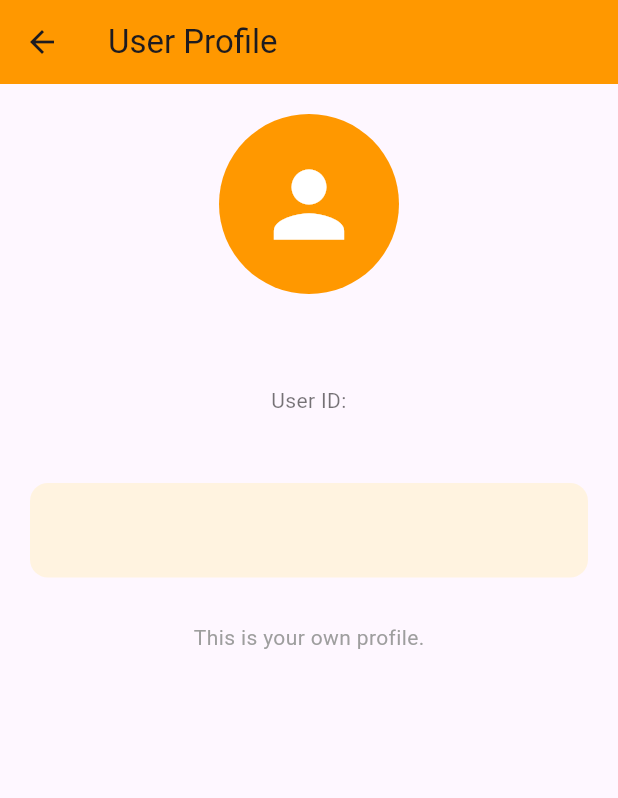
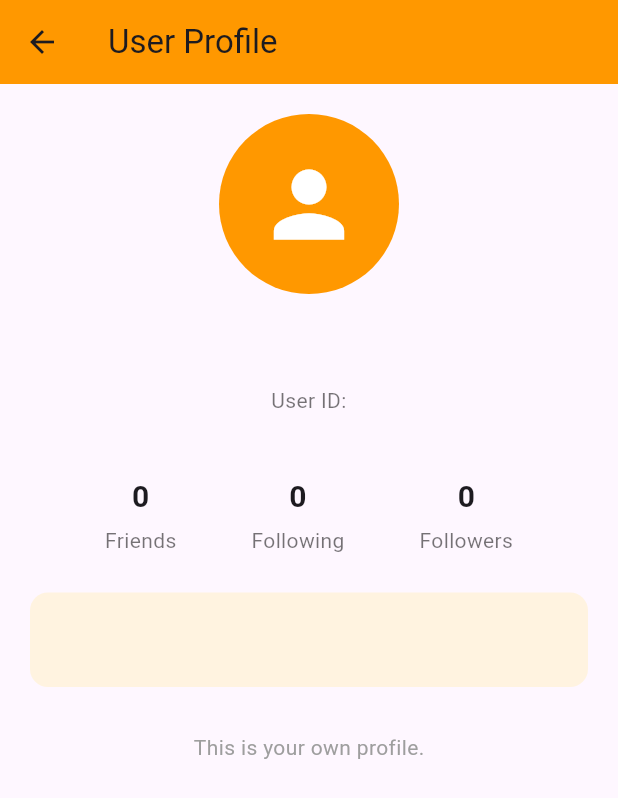
Before and after one commit to masterchieftkd1/UTRGV-CAMPUS-CONNECT, a Flutter app: the ViewProfileScreen screen opened directly with empty values, on a phone screen of 412 x 824 dp. Shown: the top 798 px of the screen. Run offline on Flutter 3.47's test engine with Material 3 defaults, Android fonts, the phone set to English and light mode, and no system bars; our stand-ins replace cloud_firestore, firebase_auth, firebase_core, firebase_storage, image_picker, shared_preferences; accounts and stored records are empty.

Commit message:
following and followers and friends

```diff
--- a/lib/view_profile_screen.dart
+++ b/lib/view_profile_screen.dart
@@ -6,7 +6,6 @@ import 'chat_screen.dart';
 
 class ViewProfileScreen extends StatefulWidget {
   final String userId;
-
   const ViewProfileScreen({super.key, required this.userId});
 
   @override
@@ -14,200 +13,216 @@ class ViewProfileScreen extends StatefulWidget {
 }
 
 class _ViewProfileScreenState extends State<ViewProfileScreen> {
-  late Future<Map<String, DocumentSnapshot>> _futureData;
+  late Future<Map<String, DocumentSnapshot>> _profileFuture;
   bool _isActionLoading = false;
 
   @override
   void initState() {
     super.initState();
-    _futureData = _loadProfile();
+    _profileFuture = _loadProfileData();
   }
 
-  Future<Map<String, DocumentSnapshot>> _loadProfile() async {
+  Future<Map<String, DocumentSnapshot>> _loadProfileData() async {
+    final currentUid = FirebaseAuth.instance.currentUser!.uid;
     final fs = FirebaseFirestore.instance;
-    final currentUid = FirebaseAuth.instance.currentUser!.uid;
 
-    final target = await fs.collection("users").doc(widget.userId).get();
-    final current = await fs.collection("users").doc(currentUid).get();
+    final targetDoc = await fs.collection('users').doc(widget.userId).get();
+    final currentDoc = await fs.collection('users').doc(currentUid).get();
 
     return {
-      "target": target,
-      "current": current,
+      'target': targetDoc,
+      'current': currentDoc,
     };
   }
 
   Future<void> _refresh() async {
     setState(() {
-      _futureData = _loadProfile();
+      _profileFuture = _loadProfileData();
     });
   }
 
-  // ============================================================
-  // FRIEND SYSTEM (SAFE BATCH OPERATIONS)
-  // ============================================================
+  Future<void> _sendFriendRequest(String currentUid) async {
+    setState(() => _isActionLoading = true);
+    final fs = FirebaseFirestore.instance;
 
-  Future<void> _sendRequest(String currentUid) async {
-    await _performAction(() async {
-      final fs = FirebaseFirestore.instance;
+    final batch = fs.batch();
+    final currentRef = fs.collection('users').doc(currentUid);
+    final targetRef = fs.collection('users').doc(widget.userId);
 
-      final batch = fs.batch();
-      final me = fs.collection("users").doc(currentUid);
-      final them = fs.collection("users").doc(widget.userId);
+    // You send request → outgoingRequests, they receive → incomingRequests
+    batch.update(currentRef, {
+      'outgoingRequests': FieldValue.arrayUnion([widget.userId]),
+    });
+    batch.update(targetRef, {
+      'incomingRequests': FieldValue.arrayUnion([currentUid]),
+    });
 
-      batch.update(me, {
-        "outgoingRequests": FieldValue.arrayUnion([widget.userId]),
-      });
-      batch.update(them, {
-        "incomingRequests": FieldValue.arrayUnion([currentUid]),
-      });
-
-      await batch.commit();
-    });
-  }
-
-  Future<void> _cancelRequest(String currentUid) async {
-    await _performAction(() async {
-      final fs = FirebaseFirestore.instance;
-
-      final batch = fs.batch();
-      final me = fs.collection("users").doc(currentUid);
-      final them = fs.collection("users").doc(widget.userId);
-
-      batch.update(me, {
-        "outgoingRequests": FieldValue.arrayRemove([widget.userId]),
-      });
-      batch.update(them, {
-        "incomingRequests": FieldValue.arrayRemove([currentUid]),
-      });
-
-      await batch.commit();
-    });
-  }
-
-  Future<void> _acceptRequest(String currentUid) async {
-    await _performAction(() async {
-      final fs = FirebaseFirestore.instance;
-
-      final batch = fs.batch();
-      final me = fs.collection("users").doc(currentUid);
-      final them = fs.collection("users").doc(widget.userId);
-
-      batch.update(me, {
-        "incomingRequests": FieldValue.arrayRemove([widget.userId]),
-        "friends": FieldValue.arrayUnion([widget.userId]),
-      });
-
-      batch.update(them, {
-        "outgoingRequests": FieldValue.arrayRemove([currentUid]),
-        "friends": FieldValue.arrayUnion([currentUid]),
-      });
-
-      await batch.commit();
-    });
-  }
-
-  Future<void> _declineRequest(String currentUid) async {
-    await _performAction(() async {
-      final fs = FirebaseFirestore.instance;
-
-      final batch = fs.batch();
-      final me = fs.collection("users").doc(currentUid);
-      final them = fs.collection("users").doc(widget.userId);
-
-      batch.update(me, {
-        "incomingRequests": FieldValue.arrayRemove([widget.userId]),
-      });
-
-      batch.update(them, {
-        "outgoingRequests": FieldValue.arrayRemove([currentUid]),
-      });
-
-      await batch.commit();
-    });
-  }
-
-  Future<void> _removeFriend(String currentUid) async {
-    await _performAction(() async {
-      final fs = FirebaseFirestore.instance;
-
-      final batch = fs.batch();
-      final me = fs.collection("users").doc(currentUid);
-      final them = fs.collection("users").doc(widget.userId);
-
-      batch.update(me, {
-        "friends": FieldValue.arrayRemove([widget.userId]),
-      });
-      batch.update(them, {
-        "friends": FieldValue.arrayRemove([currentUid]),
-      });
-
-      await batch.commit();
-    });
-  }
-
-  // Generic action wrapper
-  Future<void> _performAction(Future<void> Function() action) async {
-    setState(() => _isActionLoading = true);
-    await action();
+    await batch.commit();
     setState(() => _isActionLoading = false);
     _refresh();
   }
 
-  // ============================================================
-  // UI
-  // ============================================================
+  Future<void> _cancelFriendRequest(String currentUid) async {
+    setState(() => _isActionLoading = true);
+    final fs = FirebaseFirestore.instance;
+
+    final batch = fs.batch();
+    final currentRef = fs.collection('users').doc(currentUid);
+    final targetRef = fs.collection('users').doc(widget.userId);
+
+    batch.update(currentRef, {
+      'outgoingRequests': FieldValue.arrayRemove([widget.userId]),
+    });
+    batch.update(targetRef, {
+      'incomingRequests': FieldValue.arrayRemove([currentUid]),
+    });
+
+    await batch.commit();
+    setState(() => _isActionLoading = false);
+    _refresh();
+  }
+
+  Future<void> _acceptFriendRequest(String currentUid) async {
+    setState(() => _isActionLoading = true);
+    final fs = FirebaseFirestore.instance;
+
+    final batch = fs.batch();
+    final currentRef = fs.collection('users').doc(currentUid);
+    final targetRef = fs.collection('users').doc(widget.userId);
+
+    // Move from request → friend for both sides
+    batch.update(currentRef, {
+      'incomingRequests': FieldValue.arrayRemove([widget.userId]),
+      'friends': FieldValue.arrayUnion([widget.userId]),
+    });
+    batch.update(targetRef, {
+      'outgoingRequests': FieldValue.arrayRemove([currentUid]),
+      'friends': FieldValue.arrayUnion([currentUid]),
+    });
+
+    await batch.commit();
+    setState(() => _isActionLoading = false);
+    _refresh();
+  }
+
+  Future<void> _declineFriendRequest(String currentUid) async {
+    setState(() => _isActionLoading = true);
+    final fs = FirebaseFirestore.instance;
+
+    final batch = fs.batch();
+    final currentRef = fs.collection('users').doc(currentUid);
+    final targetRef = fs.collection('users').doc(widget.userId);
+
+    batch.update(currentRef, {
+      'incomingRequests': FieldValue.arrayRemove([widget.userId]),
+    });
+    batch.update(targetRef, {
+      'outgoingRequests': FieldValue.arrayRemove([currentUid]),
+    });
+
+    await batch.commit();
+    setState(() => _isActionLoading = false);
+    _refresh();
+  }
+
+  Future<void> _removeFriend(String currentUid) async {
+    setState(() => _isActionLoading = true);
+    final fs = FirebaseFirestore.instance;
+
+    final batch = fs.batch();
+    final currentRef = fs.collection('users').doc(currentUid);
+    final targetRef = fs.collection('users').doc(widget.userId);
+
+    batch.update(currentRef, {
+      'friends': FieldValue.arrayRemove([widget.userId]),
+    });
+    batch.update(targetRef, {
+      'friends': FieldValue.arrayRemove([currentUid]),
+    });
+
+    await batch.commit();
+    setState(() => _isActionLoading = false);
+    _refresh();
+  }
 
   @override
   Widget build(BuildContext context) {
-    final currentUid = FirebaseAuth.instance.currentUser!.uid;
+    final currentUser = FirebaseAuth.instance.currentUser;
+    final currentUid = currentUser?.uid;
 
     return Scaffold(
       appBar: AppBar(
         title: const Text("User Profile"),
         backgroundColor: Colors.orange,
       ),
-
       body: FutureBuilder<Map<String, DocumentSnapshot>>(
-        future: _futureData,
-        builder: (context, snap) {
-          if (!snap.hasData) {
+        future: _profileFuture,
+        builder: (_, snapshot) {
+          if (snapshot.connectionState == ConnectionState.waiting) {
             return const Center(child: CircularProgressIndicator());
           }
 
-          final targetDoc = snap.data!["target"]!;
-          final currentDoc = snap.data!["current"]!;
+          if (!snapshot.hasData) {
+            return const Center(child: Text("User not found."));
+          }
+
+          final targetDoc = snapshot.data!['target']!;
+          final currentDoc = snapshot.data!['current']!;
 
           if (!targetDoc.exists) {
             return const Center(child: Text("User not found."));
           }
 
-          final target = targetDoc.data() as Map<String, dynamic>? ?? {};
-          final current = currentDoc.data() as Map<String, dynamic>? ?? {};
+          final targetData =
+              targetDoc.data() as Map<String, dynamic>? ?? <String, dynamic>{};
+          final currentData =
+              currentDoc.data() as Map<String, dynamic>? ?? <String, dynamic>{};
 
-          final email = target["email"] ?? "No Email";
-          final bio = target["bio"] ?? "No bio available";
-          final actualUid = target["uid"] ?? targetDoc.id;
+          final email = targetData['email'] ?? 'No Email';
+          final bio = targetData['bio'] ?? 'No bio available.';
+          final actualUid = targetData['uid'] ?? targetDoc.id;
 
-          final friends =
-              List<String>.from(current["friends"] ?? []);
-          final incoming =
-              List<String>.from(current["incomingRequests"] ?? []);
-          final outgoing =
-              List<String>.from(current["outgoingRequests"] ?? []);
+          // Relationship arrays
+          final List<String> myFriends =
+              List<String>.from(currentData['friends'] ?? []);
+          final List<String> myIncoming =
+              List<String>.from(currentData['incomingRequests'] ?? []);
+          final List<String> myOutgoing =
+              List<String>.from(currentData['outgoingRequests'] ?? []);
+
+          // Target user's relationship data – for counts on THEIR profile
+          final List<String> targetFriends =
+              List<String>.from(targetData['friends'] ?? []);
+          final List<String> targetIncoming =
+              List<String>.from(targetData['incomingRequests'] ?? []);
+          final List<String> targetOutgoing =
+              List<String>.from(targetData['outgoingRequests'] ?? []);
+
+          // Counts for target user
+          final Set<String> targetFriendsSet =
+              targetFriends.map((e) => e.toString()).toSet();
+
+          final int targetFriendsCount = targetFriendsSet.length;
+          final int targetFollowersCount = targetIncoming
+              .map((e) => e.toString())
+              .where((id) => !targetFriendsSet.contains(id))
+              .length;
+          final int targetFollowingCount = targetOutgoing
+              .map((e) => e.toString())
+              .where((id) => !targetFriendsSet.contains(id))
+              .length;
 
           final bool isSelf = widget.userId == currentUid;
-          final bool isFriend = friends.contains(widget.userId);
-          final bool gotRequest = incoming.contains(widget.userId);
-          final bool sentRequest = outgoing.contains(widget.userId);
+          final bool isFriend = myFriends.contains(widget.userId);
+          final bool requestReceived = myIncoming.contains(widget.userId);
+          final bool requestSent = myOutgoing.contains(widget.userId);
 
-          // ---------------------------------------------------------------
-          // ACTION BUTTONS LOGIC
-          // ---------------------------------------------------------------
-          Widget action = const SizedBox.shrink();
+          Widget actionArea = const SizedBox.shrink();
 
-          if (!isSelf) {
+          if (!isSelf && currentUid != null) {
             if (isFriend) {
-              action = Column(
+              // Already friends
+              actionArea = Column(
                 children: [
                   ElevatedButton.icon(
                     onPressed: _isActionLoading
@@ -218,7 +233,7 @@ class _ViewProfileScreenState extends State<ViewProfileScreen> {
                               MaterialPageRoute(
                                 builder: (_) => ChatScreen(
                                   otherUserId: widget.userId,
-                                  otherUserEmail: email,
+                                  otherUserEmail: email.toString(),
                                 ),
                               ),
                             );
@@ -226,7 +241,9 @@ class _ViewProfileScreenState extends State<ViewProfileScreen> {
                     icon: const Icon(Icons.message),
                     label: const Text("Message"),
                     style: ElevatedButton.styleFrom(
-                        backgroundColor: Colors.orange),
+                      backgroundColor: Colors.orange,
+                      minimumSize: const Size(double.infinity, 45),
+                    ),
                   ),
                   const SizedBox(height: 10),
                   ElevatedButton.icon(
@@ -236,66 +253,77 @@ class _ViewProfileScreenState extends State<ViewProfileScreen> {
                     icon: const Icon(Icons.person_remove),
                     label: const Text("Remove Friend"),
                     style: ElevatedButton.styleFrom(
-                        backgroundColor: Colors.red),
+                      backgroundColor: Colors.red,
+                      minimumSize: const Size(double.infinity, 45),
+                    ),
                   ),
                 ],
               );
-            } else if (gotRequest) {
-              action = Column(
+            } else if (requestReceived) {
+              // They requested you
+              actionArea = Column(
                 children: [
                   ElevatedButton.icon(
                     onPressed: _isActionLoading
                         ? null
-                        : () => _acceptRequest(currentUid),
+                        : () => _acceptFriendRequest(currentUid),
                     icon: const Icon(Icons.check),
-                    label: const Text("Accept Request"),
+                    label: const Text("Accept Friend Request"),
                     style: ElevatedButton.styleFrom(
-                        backgroundColor: Colors.green),
+                      backgroundColor: Colors.green,
+                      minimumSize: const Size(double.infinity, 45),
+                    ),
                   ),
                   const SizedBox(height: 10),
                   ElevatedButton.icon(
                     onPressed: _isActionLoading
                         ? null
-                        : () => _declineRequest(currentUid),
+                        : () => _declineFriendRequest(currentUid),
                     icon: const Icon(Icons.close),
                     label: const Text("Decline"),
                     style: ElevatedButton.styleFrom(
-                        backgroundColor: Colors.grey),
+                      backgroundColor: Colors.grey,
+                      minimumSize: const Size(double.infinity, 45),
+                    ),
                   ),
                 ],
               );
-            } else if (sentRequest) {
-              action = ElevatedButton.icon(
+            } else if (requestSent) {
+              // You requested them
+              actionArea = ElevatedButton.icon(
                 onPressed: _isActionLoading
                     ? null
-                    : () => _cancelRequest(currentUid),
+                    : () => _cancelFriendRequest(currentUid),
                 icon: const Icon(Icons.hourglass_top),
-                label: const Text("Cancel Request"),
+                label: const Text("Cancel Friend Request"),
                 style: ElevatedButton.styleFrom(
-                    backgroundColor: Colors.blueGrey),
+                  backgroundColor: Colors.blueGrey,
+                  minimumSize: const Size(double.infinity, 45),
+                ),
               );
             } else {
-              action = ElevatedButton.icon(
+              // No relation yet → send friend request (and logically you're "following" them now)
+              actionArea = ElevatedButton.icon(
                 onPressed: _isActionLoading
                     ? null
-                    : () => _sendRequest(currentUid),
+                    : () => _sendFriendRequest(currentUid),
                 icon: const Icon(Icons.person_add),
                 label: const Text("Add Friend"),
                 style: ElevatedButton.styleFrom(
-                    backgroundColor: Colors.orange),
+                  backgroundColor: Colors.orange,
+                  minimumSize: const Size(double.infinity, 45),
+                ),
               );
             }
           }
 
-          // ---------------------------------------------------------------
-          // UI LAYOUT
-          // ---------------------------------------------------------------
           return RefreshIndicator(
             onRefresh: _refresh,
             child: SingleChildScrollView(
               physics: const AlwaysScrollableScrollPhysics(),
               padding: const EdgeInsets.all(20),
               child: Column(
+                crossAxisAlignment: CrossAxisAlignment.center,
                 children: [
                   CircleAvatar(
                     radius: 60,
@@ -307,20 +335,34 @@ class _ViewProfileScreenState extends State<ViewProfileScreen> {
                     ),
                   ),
                   const SizedBox(height: 20),
-
                   Text(
-                    email,
+                    email.toString(),
                     style: const TextStyle(
-                        fontSize: 22, fontWeight: FontWeight.bold),
+                      fontSize: 22,
+                      fontWeight: FontWeight.bold,
+                    ),
                   ),
                   const SizedBox(height: 10),
-
                   Text(
                     "User ID:\n$actualUid",
                     textAlign: TextAlign.center,
                     style: const TextStyle(
-                        fontSize: 14, color: Colors.black54),
+                      fontSize: 14,
+                      color: Colors.black54,
+                    ),
                   ),
+                  const SizedBox(height: 20),
+
+                  // 🔥 Friends / Following / Followers row
+                  Row(
+                    mainAxisAlignment: MainAxisAlignment.spaceEvenly,
+                    children: [
+                      _statItem("Friends", targetFriendsCount),
+                      _statItem("Following", targetFollowingCount),
+                      _statItem("Followers", targetFollowersCount),
+                    ],
+                  ),
+
                   const SizedBox(height: 25),
 
                   Container(
@@ -331,11 +373,10 @@ class _ViewProfileScreenState extends State<ViewProfileScreen> {
                       borderRadius: BorderRadius.circular(12),
                     ),
                     child: Text(
-                      bio,
+                      bio.toString(),
                       style: const TextStyle(fontSize: 16),
                     ),
                   ),
-
                   const SizedBox(height: 30),
 
                   if (isSelf)
@@ -343,8 +384,7 @@ class _ViewProfileScreenState extends State<ViewProfileScreen> {
                       "This is your own profile.",
                       style: TextStyle(color: Colors.grey),
                     ),
-
-                  if (!isSelf) action,
+                  if (!isSelf) actionArea,
                 ],
               ),
             ),
@@ -353,4 +393,26 @@ class _ViewProfileScreenState extends State<ViewProfileScreen> {
       ),
     );
   }
+
+  Widget _statItem(String label, int count) {
+    return Column(
+      children: [
+        Text(
+          count.toString(),
+          style: const TextStyle(
+            fontSize: 20,
+            fontWeight: FontWeight.bold,
+          ),
+        ),
+        const SizedBox(height: 4),
+        Text(
+          label,
+          style: const TextStyle(
+            fontSize: 14,
+            color: Colors.black54,
+          ),
+        ),
+      ],
+    );
+  }
 }
```
Also changed, not shown: lib/profile_screen.dart (+74 -59 lines).
